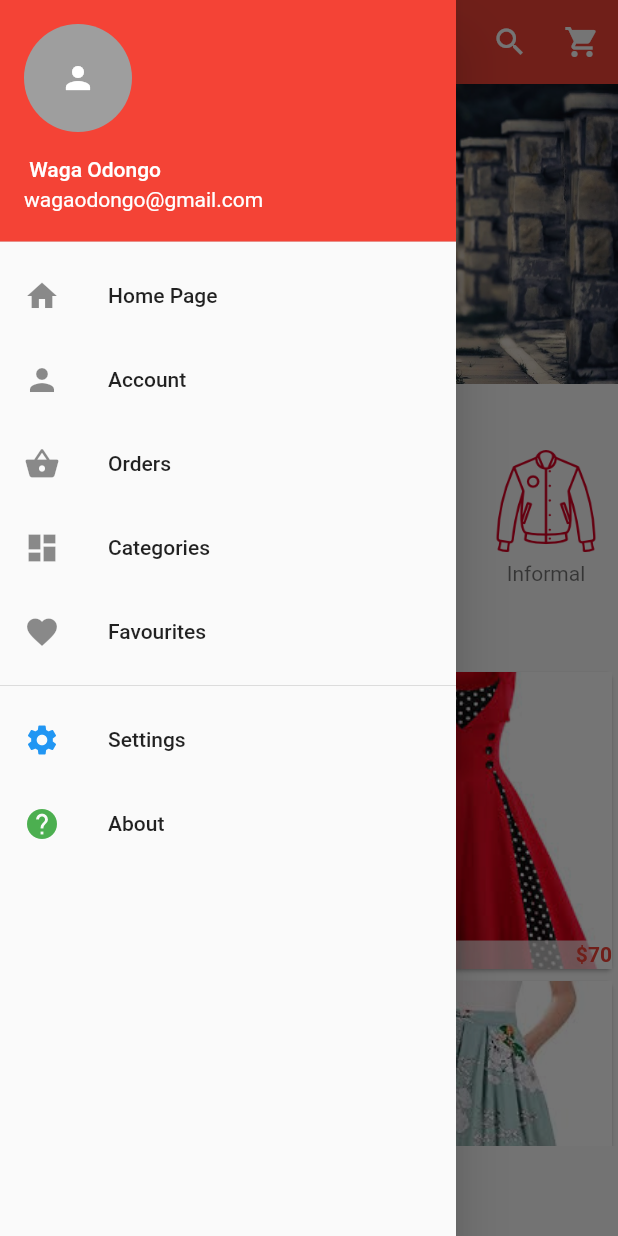
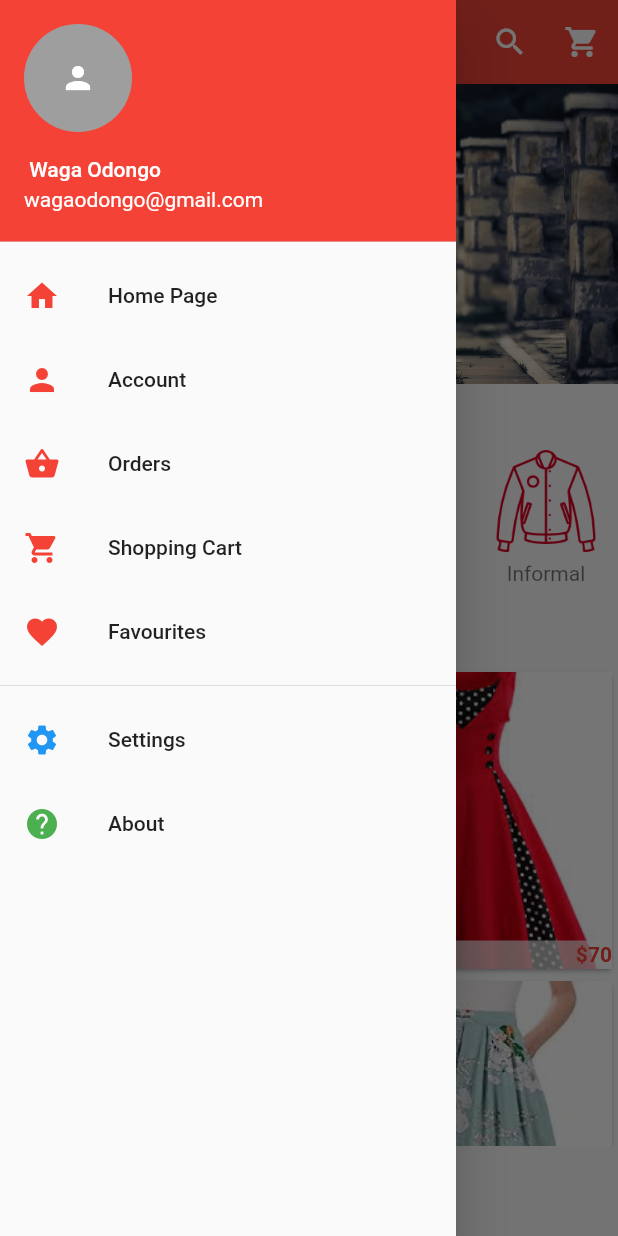
Before and after one commit to OdongoWaga/ClothesShop, a Flutter app: the screen it shows after launch, with the side drawer open, on a phone screen of 412 x 824 dp. Run offline on Flutter 3.47's test engine with Material 2 defaults, Android fonts, the phone set to English and light mode, and no system bars; drawn by our look-alikes of carousel_pro.

```diff
--- a/lib/main.dart
+++ b/lib/main.dart
@@ -83,35 +83,50 @@ class _HomePageState extends State<HomePage> {
               onTap: () {},
               child: ListTile(
                 title: Text('Home Page'),
-                leading: Icon(Icons.home),
+                leading: Icon(
+                  Icons.home,
+                  color: Colors.red,
+                ),
               ),
             ),
             InkWell(
               onTap: () {},
               child: ListTile(
                 title: Text('Account'),
-                leading: Icon(Icons.person),
+                leading: Icon(
+                  Icons.person,
+                  color: Colors.red,
+                ),
               ),
             ),
             InkWell(
               onTap: () {},
               child: ListTile(
                 title: Text('Orders'),
-                leading: Icon(Icons.shopping_basket),
+                leading: Icon(
+                  Icons.shopping_basket,
+                  color: Colors.red,
+                ),
               ),
             ),
             InkWell(
               onTap: () {},
               child: ListTile(
-                title: Text('Categories'),
-                leading: Icon(Icons.dashboard),
+                title: Text('Shopping Cart'),
+                leading: Icon(
+                  Icons.shopping_cart,
+                  color: Colors.red,
+                ),
               ),
             ),
             InkWell(
               onTap: () {},
               child: ListTile(
                 title: Text('Favourites'),
-                leading: Icon(Icons.favorite),
+                leading: Icon(
+                  Icons.favorite,
+                  color: Colors.red,
+                ),
               ),
             ),
             Divider(),
```
Also changed, not shown: lib/pages/productDetails.dart (+132 -8 lines).
